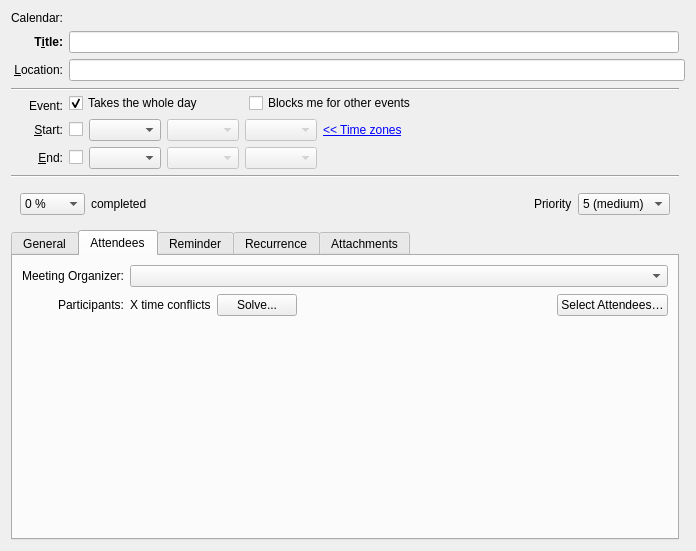
The window that incidenceeditors/incidenceeditor-ng/eventortododesktop.ui (chusopr/kdepim-ktimetracker-akonadi) describes before a commit, drawn with Qt 5.
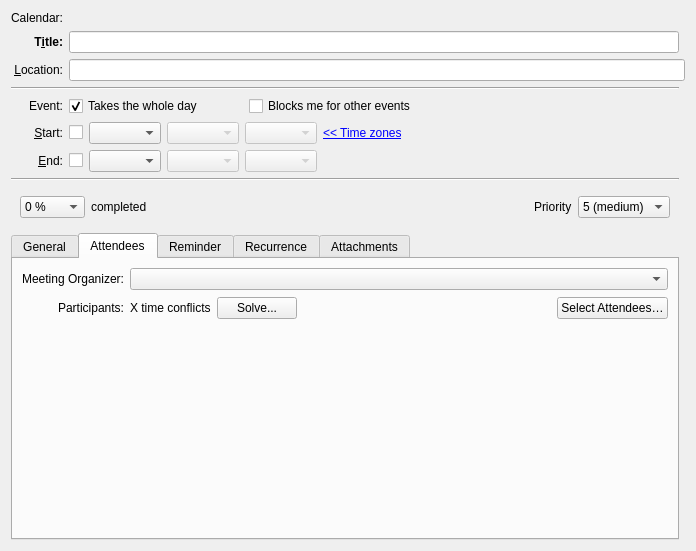
The same window after the commit. Custom widgets are drawn as their Qt base class.

```diff
--- a/incidenceeditors/incidenceeditor-ng/eventortododesktop.ui
+++ b/incidenceeditors/incidenceeditor-ng/eventortododesktop.ui
@@ -124,33 +124,7 @@
      </property>
     </widget>
    </item>
-   <item row="3" column="0" rowspan="2" colspan="2">
-    <widget class="Line" name="line">
-     <property name="orientation">
-      <enum>Qt::Horizontal</enum>
-     </property>
-    </widget>
-   </item>
-   <item row="5" column="0">
-    <widget class="QLabel" name="label_8">
-     <property name="sizePolicy">
-      <sizepolicy hsizetype="Minimum" vsizetype="Preferred">
-       <horstretch>0</horstretch>
-       <verstretch>0</verstretch>
-      </sizepolicy>
-     </property>
-     <property name="layoutDirection">
-      <enum>Qt::LeftToRight</enum>
-     </property>
-     <property name="text">
-      <string>Event:</string>
-     </property>
-     <property name="alignment">
-      <set>Qt::AlignRight|Qt::AlignTrailing|Qt::AlignVCenter</set>
-     </property>
-    </widget>
-   </item>
-   <item row="4" column="1" rowspan="2">
+   <item row="5" column="1" rowspan="2">
     <layout class="QHBoxLayout" name="horizontalLayout_5">
      <item>
       <widget class="QCheckBox" name="mWholeDayCheck">
@@ -194,9 +168,22 @@
        </property>
       </widget>
      </item>
+     <item>
+      <spacer name="horizontalSpacer_12">
+       <property name="orientation">
+        <enum>Qt::Horizontal</enum>
+       </property>
+       <property name="sizeHint" stdset="0">
+        <size>
+         <width>40</width>
+         <height>20</height>
+        </size>
+       </property>
+      </spacer>
+     </item>
     </layout>
    </item>
-   <item row="6" column="0">
+   <item row="8" column="0">
     <widget class="QLabel" name="mStartLabel">
      <property name="sizePolicy">
       <sizepolicy hsizetype="Minimum" vsizetype="Preferred">
@@ -218,7 +205,7 @@
      </property>
     </widget>
    </item>
-   <item row="6" column="1">
+   <item row="8" column="1">
     <layout class="QHBoxLayout" name="horizontalLayout_2">
      <item>
       <widget class="QCheckBox" name="mStartCheck">
@@ -314,7 +301,7 @@
      </item>
     </layout>
    </item>
-   <item row="7" column="0">
+   <item row="9" column="0">
     <widget class="QLabel" name="mEndLabel">
      <property name="sizePolicy">
       <sizepolicy hsizetype="Minimum" vsizetype="Preferred">
@@ -336,7 +323,7 @@
      </property>
     </widget>
    </item>
-   <item row="7" column="1">
+   <item row="9" column="1">
     <layout class="QHBoxLayout" name="horizontalLayout_4">
      <item>
       <widget class="QCheckBox" name="mEndCheck">
@@ -405,14 +392,14 @@
      </item>
     </layout>
    </item>
-   <item row="8" column="0" colspan="2">
+   <item row="10" column="0" colspan="2">
     <widget class="Line" name="line_2">
      <property name="orientation">
       <enum>Qt::Horizontal</enum>
      </property>
     </widget>
    </item>
-   <item row="9" column="0" colspan="2">
+   <item row="11" column="0" colspan="2">
     <widget class="QWidget" name="mCompletionPriorityWidget" native="true">
      <layout class="QHBoxLayout" name="horizontalLayout_8">
       <item>
@@ -561,7 +548,7 @@
      </layout>
     </widget>
    </item>
-   <item row="10" column="0" colspan="2">
+   <item row="12" column="0" colspan="2">
     <widget class="QTabWidget" name="tabWidget_2">
      <property name="currentIndex">
       <number>1</number>
@@ -1465,6 +1452,32 @@
      </widget>
     </widget>
    </item>
+   <item row="5" column="0" rowspan="2">
+    <widget class="QLabel" name="label_8">
+     <property name="sizePolicy">
+      <sizepolicy hsizetype="Minimum" vsizetype="Preferred">
+       <horstretch>0</horstretch>
+       <verstretch>0</verstretch>
+      </sizepolicy>
+     </property>
+     <property name="layoutDirection">
+      <enum>Qt::LeftToRight</enum>
+     </property>
+     <property name="text">
+      <string>Event:</string>
+     </property>
+     <property name="alignment">
+      <set>Qt::AlignRight|Qt::AlignTrailing|Qt::AlignVCenter</set>
+     </property>
+    </widget>
+   </item>
+   <item row="3" column="0" colspan="2">
+    <widget class="Line" name="line">
+     <property name="orientation">
+      <enum>Qt::Horizontal</enum>
+     </property>
+    </widget>
+   </item>
   </layout>
  </widget>
  <customwidgets>
```
